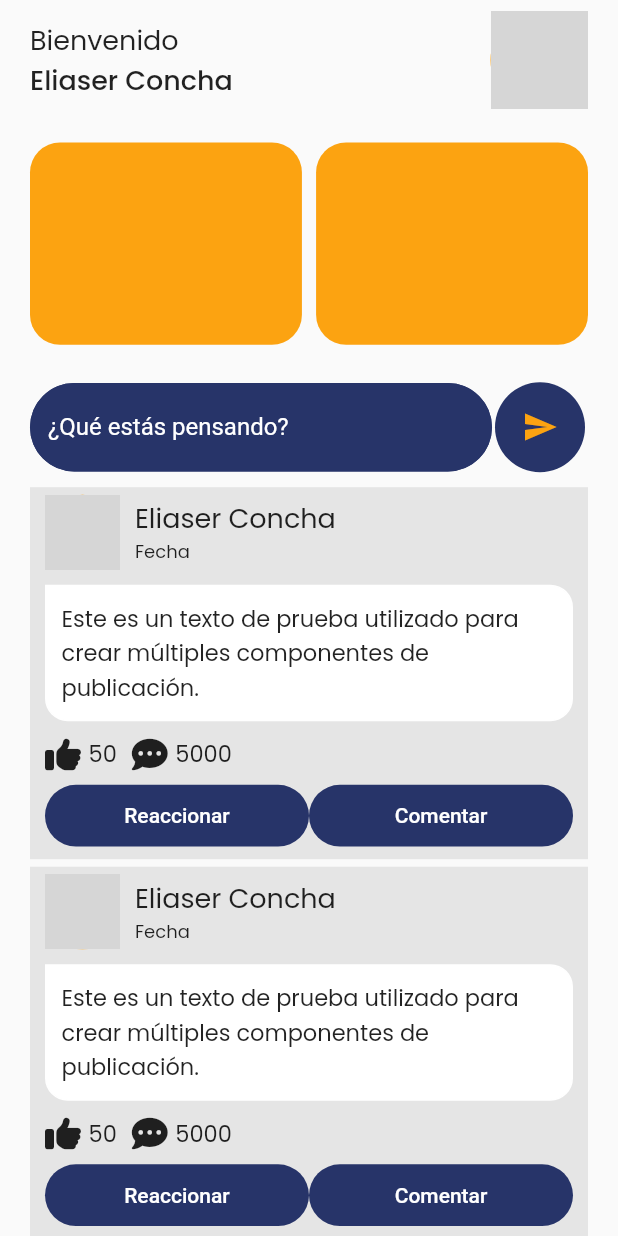
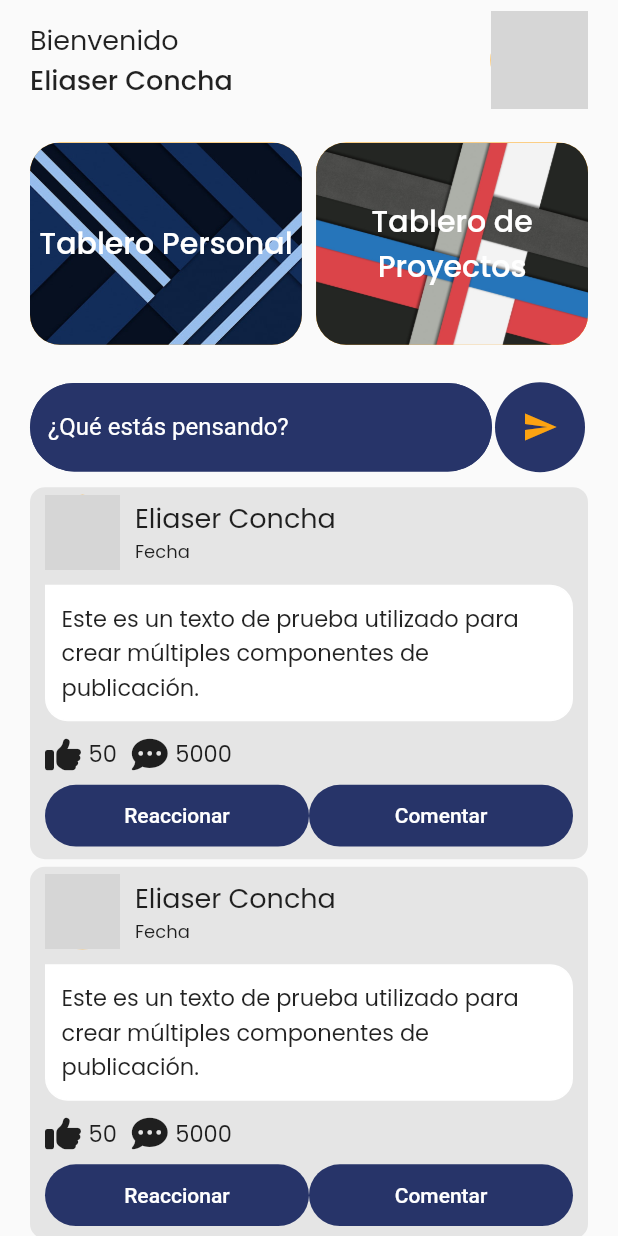
Before and after one commit to eliasercs/HelloNetwork, a Flutter app: the Dashboard screen opened by its route, on a phone screen of 412 x 824 dp. Run offline on Flutter 3.47's test engine with Material 2 defaults, Android fonts, the phone set to English and light mode, and no system bars; our stand-ins replace fluttericon; network calls fail; grey boxes are pictures that could not be loaded.

Commit message:
fix(movil)!: Dashboard Screen
Se agregó un Scrollbar al widget de publicaciones.

```diff
--- a/hello_network_app/lib/src/pages/dashboard.dart
+++ b/hello_network_app/lib/src/pages/dashboard.dart
@@ -15,7 +15,7 @@ class Dashboard extends StatelessWidget {
           navbarDashboard("Eliaser", "Concha"),
           tab(),
           inputPost(),
-          posts()
+          Expanded(child: posts())
         ]),
       ),
     );
--- a/hello_network_app/lib/src/widgets/post.dart
+++ b/hello_network_app/lib/src/widgets/post.dart
@@ -12,14 +12,14 @@ class avatar extends StatelessWidget {
       mainAxisAlignment: MainAxisAlignment.start,
       children: [
         Container(
-          margin: EdgeInsets.only(right: 10.0),
+          margin: const EdgeInsets.only(right: 10.0),
           child: ProfileAvatar(
               50, 50, "https://www.w3schools.com/howto/img_avatar.png"),
         ),
         Column(
           crossAxisAlignment: CrossAxisAlignment.start,
           mainAxisAlignment: MainAxisAlignment.center,
-          children: [
+          children: const [
             Text("Eliaser Concha",
                 style: TextStyle(fontFamily: "Poppins", fontSize: 18)),
             Text(
@@ -39,12 +39,12 @@ class postText extends StatelessWidget {
   @override
   Widget build(BuildContext context) {
     final size = MediaQuery.of(context).size;
-    final Radius radius = Radius.circular(15);
+    Radius radius = const Radius.circular(15);
 
     return Container(
       width: size.width,
-      padding: EdgeInsets.all(10),
-      margin: EdgeInsets.symmetric(vertical: 10),
+      padding: const EdgeInsets.all(10),
+      margin: const EdgeInsets.symmetric(vertical: 10),
       //color: Colors.white,
       decoration: BoxDecoration(
           color: Colors.white,
@@ -52,7 +52,7 @@ class postText extends StatelessWidget {
               color: Colors.white, width: 1, style: BorderStyle.solid),
           borderRadius: BorderRadius.only(
               topRight: radius, bottomLeft: radius, bottomRight: radius)),
-      child: Text(
+      child: const Text(
         "Este es un texto de prueba utilizado para crear múltiples componentes de publicación.",
         style: TextStyle(fontFamily: "Poppins", fontSize: 15),
       ),
@@ -65,7 +65,7 @@ class count extends StatelessWidget {
 
   @override
   Widget build(BuildContext context) {
-    return Row(children: [
+    return Row(children: const [
       Icon(FontAwesome.thumbs_up),
       Padding(
         padding: EdgeInsets.only(left: 5, right: 10),
@@ -92,11 +92,11 @@ class actions extends StatelessWidget {
   @override
   Widget build(BuildContext context) {
     return Padding(
-      padding: EdgeInsets.only(top: 5),
+      padding: const EdgeInsets.only(top: 5),
       child: Row(
         children: [
-          Flexible(child: Button("Reaccionar", Color(0xff273469), () {})),
-          Flexible(child: Button("Comentar", Color(0xff273469), () {}))
+          Flexible(child: Button("Reaccionar", const Color(0xff273469), () {})),
+          Flexible(child: Button("Comentar", const Color(0xff273469), () {}))
         ],
       ),
     );
@@ -104,7 +104,8 @@ class actions extends StatelessWidget {
 }
 
 class post extends StatelessWidget {
-  const post({super.key});
+  final int index;
+  const post(this.index);
 
   @override
   Widget build(BuildContext context) {
@@ -112,25 +113,47 @@ class post extends StatelessWidget {
 
     return Container(
       width: size.width,
-      color: const Color(0xffe5e5e5),
-      padding: EdgeInsets.symmetric(horizontal: 10, vertical: 5),
-      margin: EdgeInsets.only(bottom: 5),
+      padding: const EdgeInsets.symmetric(horizontal: 10, vertical: 5),
+      margin: const EdgeInsets.only(bottom: 5),
+      decoration: const BoxDecoration(
+          color: Color(0xffe5e5e5),
+          borderRadius: BorderRadius.all(Radius.circular(10))),
       child: Column(
           mainAxisAlignment: MainAxisAlignment.start,
           crossAxisAlignment: CrossAxisAlignment.start,
-          children: [avatar(), postText(), count(), actions()]),
+          children: const [avatar(), postText(), count(), actions()]),
     );
   }
 }
 
-class posts extends StatelessWidget {
+class posts extends StatefulWidget {
   const posts({super.key});
 
   @override
+  State<posts> createState() => _postsState();
+}
+
+class _postsState extends State<posts> {
+  final ScrollController controller = ScrollController();
+
+  @override
   Widget build(BuildContext context) {
-    return Container(
-      padding: EdgeInsets.symmetric(horizontal: 20),
-      child: Column(children: [post(), post()]),
-    );
+    return LayoutBuilder(builder: (context, constraints) {
+      return Container(
+        padding: const EdgeInsets.symmetric(horizontal: 20),
+        child: SizedBox(
+          child: Scrollbar(
+            thickness: 5,
+            thumbVisibility: false,
+            controller: controller,
+            child: ListView.builder(
+              controller: controller,
+              itemCount: 10,
+              itemBuilder: (context, index) => post(index),
+            ),
+          ),
+        ),
+      );
+    });
   }
 }
--- a/hello_network_app/lib/src/widgets/tab.dart
+++ b/hello_network_app/lib/src/widgets/tab.dart
@@ -1,9 +1,11 @@
 import "package:flutter/material.dart";
 
 class _tabButton extends StatelessWidget {
+  final String text;
+  final String image;
   final Function callback;
 
-  _tabButton(this.callback);
+  _tabButton(this.text, this.image, this.callback);
 
   @override
   Widget build(BuildContext context) {
@@ -18,7 +20,20 @@ class _tabButton extends StatelessWidget {
         height: size.height,
         decoration: BoxDecoration(
             color: const Color(0xfffca311),
-            borderRadius: BorderRadius.circular(20)),
+            borderRadius: BorderRadius.circular(20),
+            image:
+                DecorationImage(image: AssetImage(image), fit: BoxFit.cover)),
+        child: Center(
+          child: Text(
+            text,
+            textAlign: TextAlign.center,
+            style: TextStyle(
+              color: Colors.white,
+              fontFamily: "PoppinsMedium",
+              fontSize: 20,
+            ),
+          ),
+        ),
       ),
     );
   }
@@ -37,10 +52,10 @@ class tab extends StatelessWidget {
       //color: const Color(0xffe5e5e5),
       padding: EdgeInsets.symmetric(horizontal: 20, vertical: 15),
       child: Row(mainAxisAlignment: MainAxisAlignment.spaceBetween, children: [
-        _tabButton(() {
+        _tabButton("Tablero Personal", "graphics/bg/1.jpg", () {
           print("Personal");
         }),
-        _tabButton(() {
+        _tabButton("Tablero de Proyectos", "graphics/bg/2.jpg", () {
           print("Proyectos");
         })
       ]),
--- a/hello_network_app/pubspec.yaml
+++ b/hello_network_app/pubspec.yaml
@@ -20,6 +20,8 @@ dev_dependencies:
 
 flutter:
   uses-material-design: true
+  assets:
+    - graphics/bg/
   fonts:
     - family: Poppins
       fonts:
```
Also changed, not shown: hello_network_app/graphics/bg/1.jpg (added), hello_network_app/graphics/bg/2.jpg (added).
